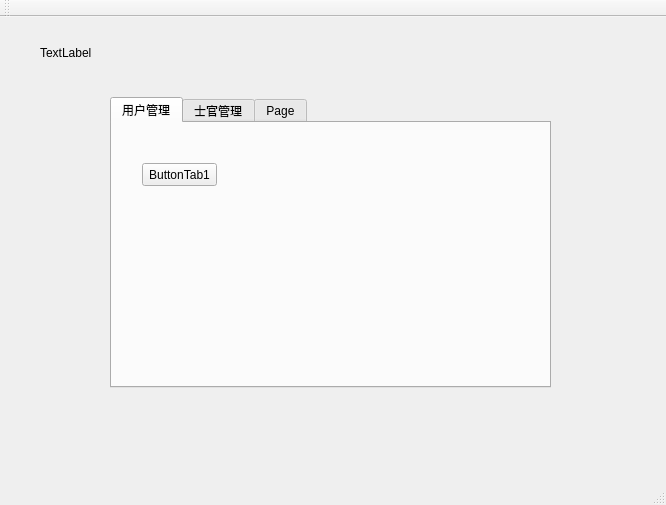
First picture: the form in mainwindow.ui, repository yt2014/InfoManage, before the edit.
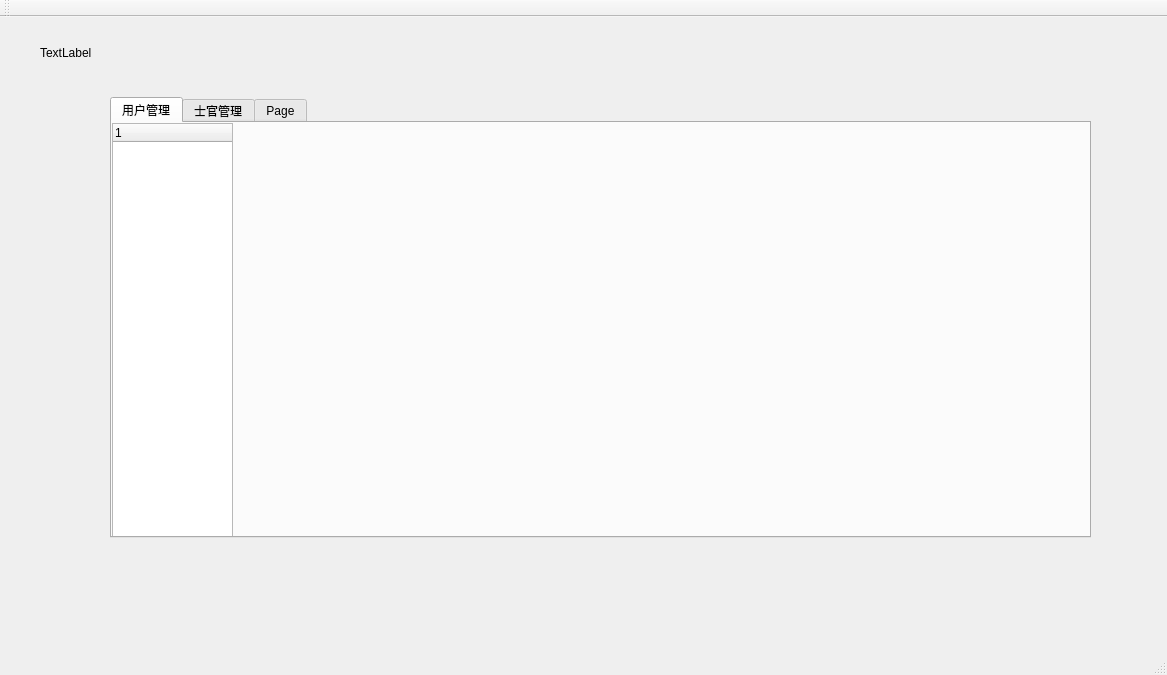
Second picture: the form after the edit. The open tabs and pages were chosen to show the change.

Patch:
```diff
--- a/mainwindow.ui
+++ b/mainwindow.ui
@@ -6,8 +6,8 @@
    <rect>
     <x>0</x>
     <y>0</y>
-    <width>666</width>
-    <height>505</height>
+    <width>1167</width>
+    <height>675</height>
    </rect>
   </property>
   <property name="windowTitle">
@@ -19,8 +19,8 @@
      <rect>
       <x>110</x>
       <y>80</y>
-      <width>441</width>
-      <height>291</height>
+      <width>981</width>
+      <height>441</height>
      </rect>
     </property>
     <property name="currentIndex">
@@ -30,18 +30,20 @@
      <attribute name="title">
       <string>用户管理</string>
      </attribute>
-     <widget class="QPushButton" name="ButtonTab1">
+     <widget class="QTreeWidget" name="treeWidget_Names">
       <property name="geometry">
        <rect>
-        <x>30</x>
-        <y>40</y>
-        <width>75</width>
-        <height>23</height>
+        <x>0</x>
+        <y>0</y>
+        <width>121</width>
+        <height>421</height>
        </rect>
       </property>
-      <property name="text">
-       <string>ButtonTab1</string>
-      </property>
+      <column>
+       <property name="text">
+        <string notr="true">1</string>
+       </property>
+      </column>
      </widget>
     </widget>
     <widget class="QWidget" name="tab_2">
```
Left out of the diff: 4 changed lines with no effect on the pictures.
